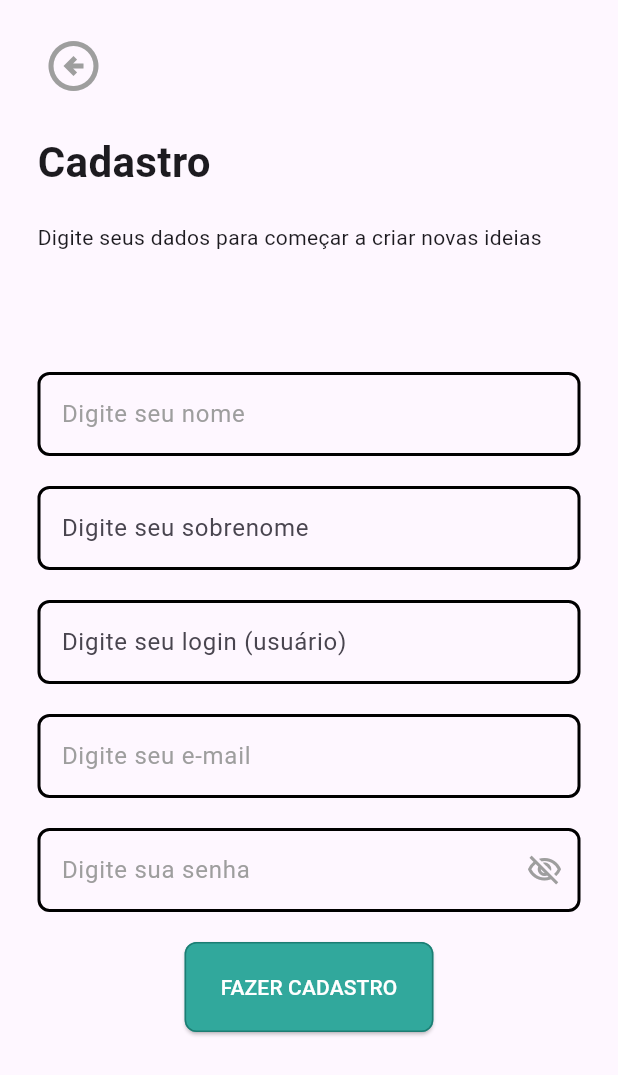
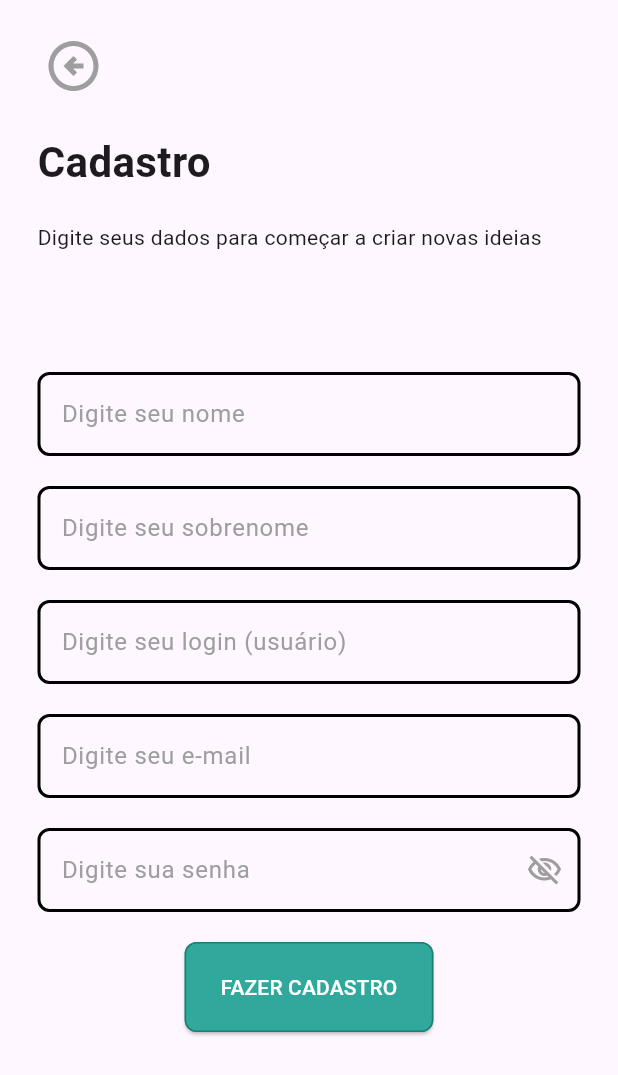
Before and after one commit to ibqrz/Scriba, a Flutter app: the CadastroTela screen opened directly, on a phone screen of 412 x 824 dp. Shown: the top 1075 px of the screen. Run offline on Flutter 3.47's test engine with Material 3 defaults, Android fonts, the phone set to English and light mode, and no system bars; our stand-ins replace file_picker, open_filex, sqflite_common_ffi, sqflite_common_ffi_web; missing offline and left inert: syncfusion_flutter_pdf; accounts and stored records are empty.

```diff
--- a/lib/cadastro.dart
+++ b/lib/cadastro.dart
@@ -170,11 +170,15 @@ class _CadastroTelaState extends State<CadastroTela> {
                 controller: _sobrenomeController,
                 decoration: InputDecoration(
                   labelText: 'Digite seu sobrenome',
+                  labelStyle: const TextStyle(color: Colors.grey),
+                  floatingLabelStyle: TextStyle(color: corPrincipal),
                   enabledBorder: OutlineInputBorder(
                     borderRadius: BorderRadius.circular(8),
-                    borderSide: const BorderSide(
-                      width: 2.0,
-                    ),
+                    borderSide: const BorderSide(width: 2.0, color: Colors.black),
+                  ),
+                  focusedBorder: OutlineInputBorder(
+                    borderRadius: BorderRadius.circular(8),
+                    borderSide: BorderSide(width: 2.0, color: corPrincipal),
                   ),
                 ),
               ),
@@ -185,11 +189,15 @@ class _CadastroTelaState extends State<CadastroTela> {
                 controller: _loginController,
                 decoration: InputDecoration(
                   labelText: 'Digite seu login (usuário)',
+                  labelStyle: const TextStyle(color: Colors.grey),
+                  floatingLabelStyle: TextStyle(color: corPrincipal),
                   enabledBorder: OutlineInputBorder(
                     borderRadius: BorderRadius.circular(8),
-                    borderSide: const BorderSide(
-                      width: 2.0,
-                    ),
+                    borderSide: const BorderSide(width: 2.0, color: Colors.black),
+                  ),
+                  focusedBorder: OutlineInputBorder(
+                    borderRadius: BorderRadius.circular(8),
+                    borderSide: BorderSide(width: 2.0, color: corPrincipal),
                   ),
                 ),
               ),
```
Also changed, not shown: lib/login.dart (+14 -6 lines), lib/nota.dart (+32 -20 lines), tool/dev_runner.dart (+31 -18 lines), 2 other files.
